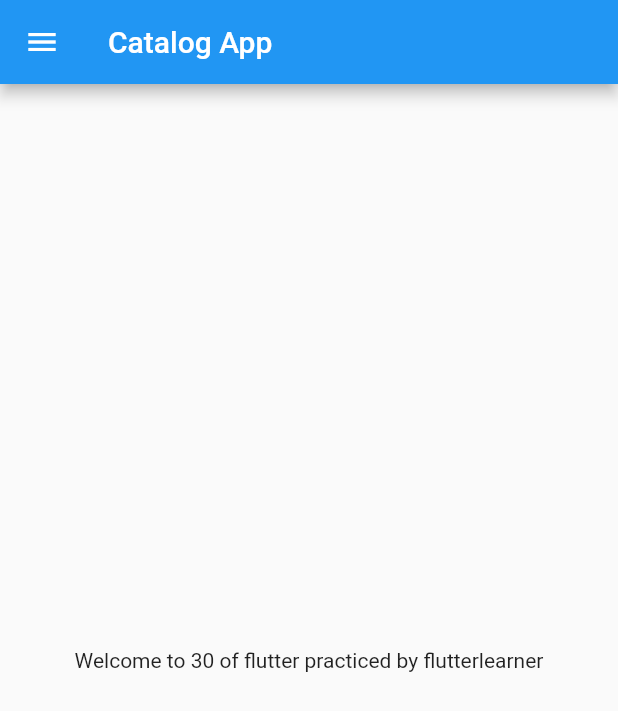
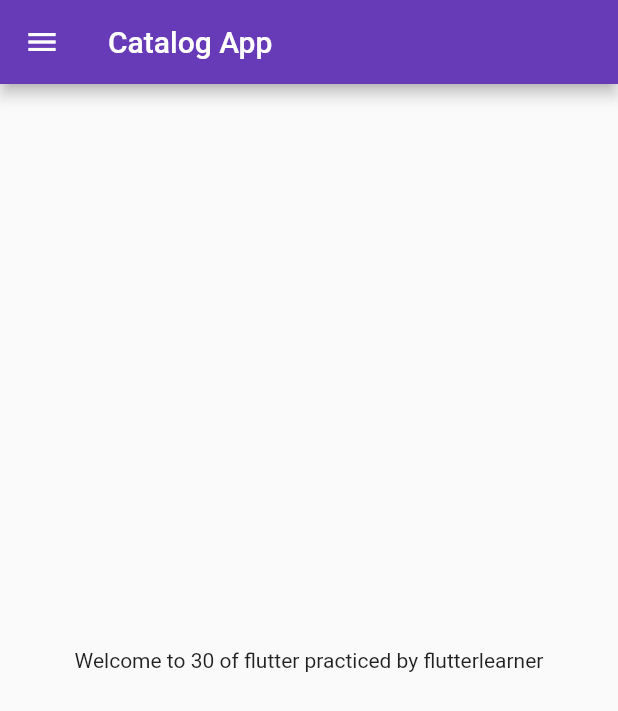
Before and after one commit to Testapp-101/learnflutter, a Flutter app: the screen it shows after launch, on a phone screen of 412 x 824 dp. Shown: the top 711 px of the screen. Run offline on Flutter 3.47's test engine with Material 2 defaults, Android fonts, the light colour scheme and no system bars.

Commit message:
routes and theme

```diff
--- a/lib/main.dart
+++ b/lib/main.dart
@@ -1,4 +1,5 @@
-import 'package:completeapp/homepage.dart';
+import 'package:completeapp/screens/homepage.dart';
+import 'package:completeapp/screens/loginpage.dart';
 import 'package:flutter/material.dart';
 
 void main() {
@@ -11,7 +12,16 @@ class MyApp extends StatelessWidget {
   @override
   Widget build(BuildContext context) {
     return MaterialApp(
-      home: HomePage(),
+      //home: HomePage(),
+      themeMode: ThemeMode.light,
+      theme: ThemeData(primarySwatch: Colors.deepPurple),
+      darkTheme: ThemeData(brightness: Brightness.dark),
+      initialRoute: "/home",
+      routes: {
+        "/":(context) => const LoginPage(),
+        "/home":(context) => HomePage(),
+        "/login":(context) => const LoginPage()
+      },
     );
   }
 }
--- a/lib/homepage.dart
+++ b/lib/screens/homepage.dart
@@ -10,7 +10,8 @@ class HomePage extends StatelessWidget {
         title: Text("Catalog App"),
       ),
       body:
-          Center(child: Text("Welcome to $days of flutter practiced by $name")),
+          Center(
+            child: Text("Welcome to $days of flutter practiced by $name")),
       drawer: Drawer(),
     );
   }
```
Also changed, not shown: lib/screens/loginpage.dart (added, +14 -0 lines).
